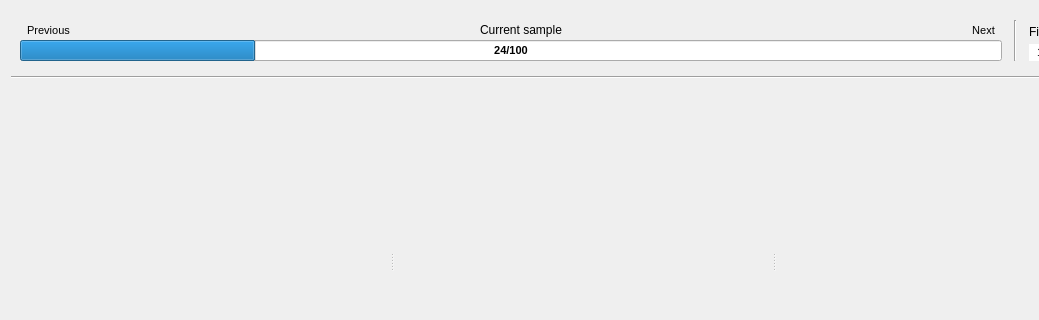
Before: the Qt Designer form ui/classification_dialog.ui in SMByC/AcATaMa, drawn with Qt 5; both pictures show x 0 to 1039 and y 0 to 320 of the 1389 by 803 pixel window.
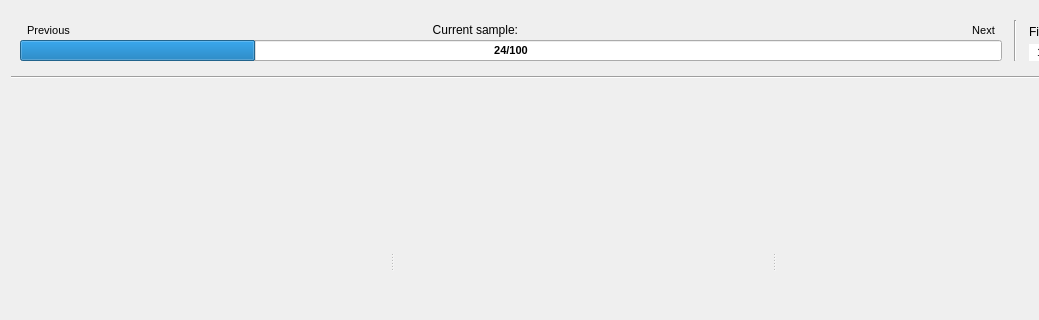
After: the same form once the commit is applied. Icons and pictures are not drawn. Custom widgets are drawn as their Qt base class.

Commit message: Code base for classify sample and display status

The edit to the form file:
```diff
--- a/ui/classification_dialog.ui
+++ b/ui/classification_dialog.ui
@@ -123,10 +123,17 @@
             <item>
              <widget class="QLabel" name="label_3">
               <property name="text">
-               <string>Current sample</string>
+               <string>Current sample:</string>
               </property>
               <property name="alignment">
-               <set>Qt::AlignCenter</set>
+               <set>Qt::AlignRight|Qt::AlignTrailing|Qt::AlignVCenter</set>
+              </property>
+             </widget>
+            </item>
+            <item>
+             <widget class="QLabel" name="statusCurrentSample">
+              <property name="text">
+               <string/>
               </property>
              </widget>
             </item>
```
The commit also changes 2 other files.
